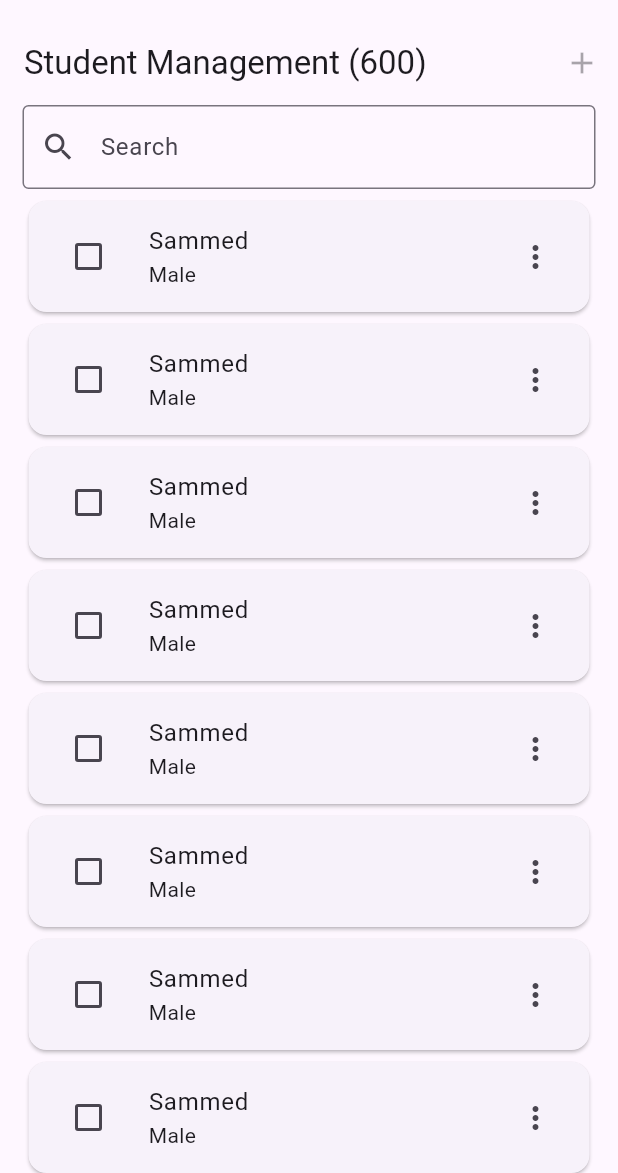
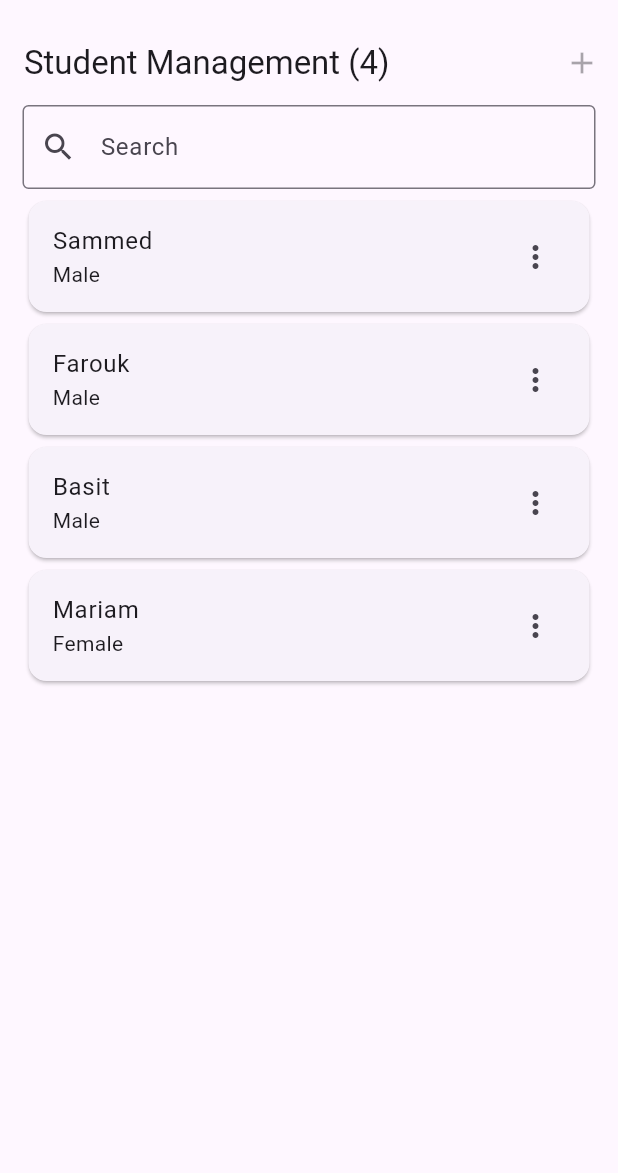
Before and after one commit to amazingsammed/datatablex, a Flutter app: the screen it shows after launch, on a phone screen of 412 x 824 dp, the part 63-1236 px from its top. Run offline on Flutter 3.47's test engine with Material 3 defaults, Android fonts, the light colour scheme and no system bars.

Commit message:
fixed the id error issue

```diff
--- a/example/lib/main.dart
+++ b/example/lib/main.dart
@@ -34,19 +34,51 @@ class MyApp extends StatelessWidget {
               BasicButton(title: "Add")
             ],
           ),
-          selecteditems: (a){},
-          items: List.generate(600, (generator){
-            return  {
-              'name': "Sammed",
-              'gender': "Male",
-              'dob': "${generator}-01-2023",
-              'gr': "Mr.Samuel",
-              'grc': "+233 34567890",
-              'button': "Sammed",
-            };
-          }),
+          // selecteditems: (a){},
+          items: [
+            {
+            'name': "Sammed",
+            'gender': "Male",
+            'dob': "2013",
+            'gr': "Mr.James",
+            'grc': "+233 34567890",
+
+          },   {
+            'name': "Farouk",
+            'gender': "Male",
+            'dob': "2014",
+            'gr': "Mr.Samuel",
+            'grc': "+233 34567890",
+
+          },   {
+            'name': "Basit",
+            'gender': "Male",
+            'dob': "2015",
+            'gr': "Mr.Micheal",
+            'grc': "+233 34567890",
+
+          },   {
+            'name': "Mariam",
+            'gender': "Female",
+            'dob': "2016",
+            'gr': "Mr.Cujoe",
+            'grc': "+233 34567890",
+
+          },
+          ],
         ),
       ),
     );
   }
 }
+
+// items: List.generate(600, (generator){
+// return  {
+// 'name': "Sammed",
+// 'gender': "Male",
+// 'dob': "${generator}-01-2023",
+// 'gr': "Mr.Samuel",
+// 'grc': "+233 34567890",
+// 'button': "Sammed",
+// };
+// }),
--- a/lib/src/datalisting.dart
+++ b/lib/src/datalisting.dart
@@ -1,7 +1,6 @@
 
 import 'package:datatablex/src/model/tablehead.dart';
 import 'package:datatablex/src/model/tableoptions.dart';
-import 'package:flutter/cupertino.dart';
 import 'package:flutter/material.dart';
 
 import 'form/itembody.dart';
@@ -24,15 +23,14 @@ class DataTableX extends StatefulWidget {
   final int maxRows;
 
   const DataTableX(
-      {Key? key,
+      {super.key,
         this.ontap,
         required this.title,
         required this.heads,
         required this.items,
         this.titleWidget,
         this.selecteditems,
-        this.tableOptions, this.refreshButton, this.dataTableTheme, this.maxRows = 50})
-      : super(key: key);
+        this.tableOptions, this.refreshButton, this.dataTableTheme, this.maxRows = 50});
 
   @override
   State<DataTableX> createState() => _DataTableXState();
@@ -64,7 +62,7 @@ class _DataTableXState extends State<DataTableX> {
       return Scaffold(
         appBar: AppBar(
           automaticallyImplyLeading: false,
-          title: Text(widget.title + " (${widget.items.length.toString()})"),
+          title: Text("${widget.title} (${widget.items.length.toString()})"),
           actions: [widget.titleWidget ?? Container()],
         ),
         body: Container(
@@ -143,7 +141,7 @@ class _DataTableXState extends State<DataTableX> {
                             return SizedBox();
                           }
                           return ListTile(
-                            title: Text(item[element.id] ?? ""),
+                            title: Text(item[element.id].toString() ?? ""),
                             subtitle: Text(element.title),
                           );
                         }).toList(),
@@ -169,7 +167,7 @@ class _DataTableXState extends State<DataTableX> {
             child: Column(
               crossAxisAlignment: CrossAxisAlignment.start,
               children: [
-                Container(
+                SizedBox(
                   height: 45,
                   child: Row(
                     children: [
@@ -184,7 +182,7 @@ class _DataTableXState extends State<DataTableX> {
                     ],
                   ),
                 ),
-                Container(
+                SizedBox(
                   height: 40,
                   child: Row(
                     children: [
--- a/lib/src/form/itembody.dart
+++ b/lib/src/form/itembody.dart
@@ -1,8 +1,6 @@
-import 'package:flutter/cupertino.dart';
 import 'package:flutter/material.dart';
 
 import '../../datatablex.dart';
-import '../model/datatablethemex.dart';
 
 class ItemListBody extends StatefulWidget {
   final List<TableHead> head;
@@ -15,15 +13,14 @@ class ItemListBody extends StatefulWidget {
   final int maxRows;
 
   const ItemListBody(
-      {Key? key,
+      {super.key,
       required this.head,
       required this.items,
       this.ontap,
       this.selecteditem,
       required this.selectedItems,
       this.dataTableTheme,
-      required this.maxRows})
-      : super(key: key);
+      required this.maxRows});
 
   @override
   State<ItemListBody> createState() => _ItemListBodyState();
@@ -97,7 +94,9 @@ class _ItemListBodyState extends State<ItemListBody> {
                                                       .contains(item),
                                                   onChanged: (e) {
                                                     if (widget.selecteditem ==
-                                                        null) return;
+                                                        null) {
+                                                      return;
+                                                    }
                                                     setState(() {
                                                       if (widget.selectedItems
                                                           .contains(item)) {
@@ -162,8 +161,7 @@ class _ItemListBodyState extends State<ItemListBody> {
                   ),
                   Row(
                     children: [
-                      Container(
-                        child: Row(
+                      Row(
                           children: List.generate(
                               (widget.items.length / widget.maxRows).ceil(),
                               (index) => InkWell(
@@ -190,7 +188,6 @@ class _ItemListBodyState extends State<ItemListBody> {
                                                 ? Colors.white
                                                 : null),
                                       ))))),
-                      ),
                       Spacer(),
                       Text(
                         "${widget.selectedItems.length} of ${widget.items.length} Row(s) Selected",
--- a/lib/src/form/itemheader.dart
+++ b/lib/src/form/itemheader.dart
@@ -1,8 +1,6 @@
-import 'package:flutter/cupertino.dart';
 import 'package:flutter/material.dart';
 
 import '../../datatablex.dart';
-import '../model/datatablethemex.dart';
 
 class ItemListHeader extends StatelessWidget {
   final List<TableHead> elements;
@@ -13,15 +11,13 @@ class ItemListHeader extends StatelessWidget {
 
 
   const ItemListHeader(
-      {Key? key,
+      {super.key,
         required this.elements,
         required this.selectedItems,
-        required this.onAccept,  this.selecteditem,  this.dataTableTheme})
-      : super(key: key);
+        required this.onAccept,  this.selecteditem,  this.dataTableTheme});
 
   @override
   Widget build(BuildContext context) {
-    TextEditingController number = TextEditingController();
     return Container(
       padding: dataTableTheme?.headerPadding?? HeaderPadding,
       decoration: dataTableTheme?.headerDecoration??HeaderDecoration,
--- a/lib/src/model/datatablethemex.dart
+++ b/lib/src/model/datatablethemex.dart
@@ -1,6 +1,4 @@
-import 'dart:ui';
 import 'package:flutter/material.dart';
-import 'package:flutter/cupertino.dart';
 
 class DataTableThemeX {
   TextStyle headerTextStyle;
@@ -27,7 +25,7 @@ const TextStyle BodyTextStyle =
 const Decoration HeaderDecoration = BoxDecoration(
     color: Colors.black54,
     // border: Border.all(color: Colors.black12),
-    borderRadius: const BorderRadius.only(
+    borderRadius: BorderRadius.only(
         topRight: Radius.circular(6), topLeft: Radius.circular(6)));
 const EdgeInsets HeaderPadding =
     EdgeInsets.symmetric(horizontal: 20, vertical: 10);
--- a/lib/src/shared/extension.dart
+++ b/lib/src/shared/extension.dart
@@ -4,7 +4,7 @@ extension ABC on List {
       try {
         return item.toMap();
       } catch (e) {
-        print('check to toJsonList \n it is returning null');
+      //  print('check to toJsonList \n it is returning null');
         return {};
       }
     }).toList();
--- a/lib/src/shared/primary_button.dart
+++ b/lib/src/shared/primary_button.dart
@@ -1,4 +1,3 @@
-import 'package:flutter/cupertino.dart';
 import 'package:flutter/material.dart';
 
 class BasicButton extends StatelessWidget {
@@ -12,7 +11,7 @@ class BasicButton extends StatelessWidget {
   final FocusNode? focusNode;
 
   const BasicButton(
-      {Key? key,
+      {super.key,
       this.onTap,
       this.title,
       this.icon,
@@ -20,21 +19,22 @@ class BasicButton extends StatelessWidget {
       this.width,
       this.hasIcon = true,
       this.color,
-      this.focusNode})
-      : super(key: key);
+      this.focusNode});
 
   @override
   Widget build(BuildContext context) {
     var x = MediaQuery.of(context).size.width;
     if (MediaQuery.of(context).size.width < 600 ||
-        MediaQuery.of(context).size.height < 300) return IconButton(onPressed: onTap, icon: Icon(icon??Icons.add),tooltip: title,);
+        MediaQuery.of(context).size.height < 300) {
+      return IconButton(onPressed: onTap, icon: Icon(icon??Icons.add),tooltip: title,);
+    }
     return ElevatedButton(
       focusNode: focusNode,
       style: ButtonStyle(
-        elevation: MaterialStateProperty.all(0),
+        elevation: WidgetStateProperty.all(0),
         backgroundColor:
-            MaterialStateProperty.all<Color>(color ?? Colors.black38),
-        shape: MaterialStateProperty.all<RoundedRectangleBorder>(
+            WidgetStateProperty.all<Color>(color ?? Colors.black38),
+        shape: WidgetStateProperty.all<RoundedRectangleBorder>(
           RoundedRectangleBorder(
             borderRadius: BorderRadius.circular(6),
           ),
--- a/pubspec.yaml
+++ b/pubspec.yaml
@@ -1,6 +1,6 @@
 name: datatablex
 description: "An easy to use DataTable for Flutter"
-version: 0.0.4
+version: 0.0.5
 homepage:
 
 environment:
```
Also changed, not shown: 2 other files. Lines whose indentation alone changed are shown as unchanged.
